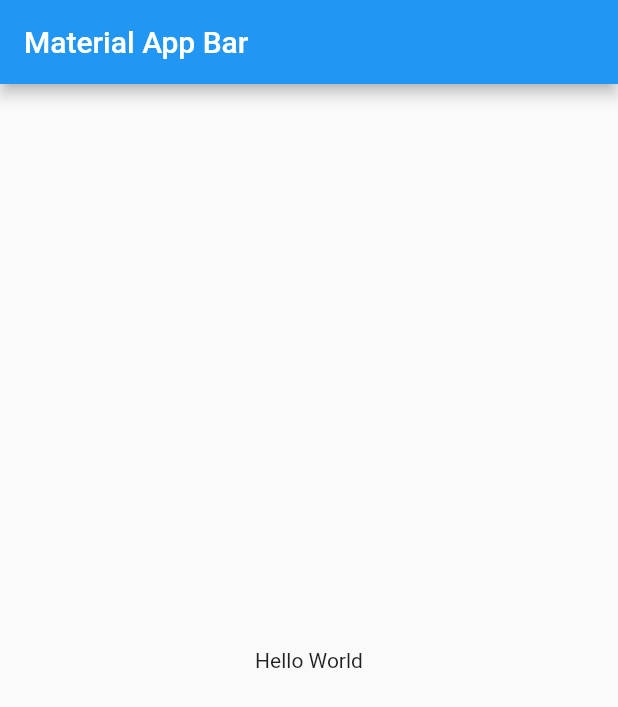
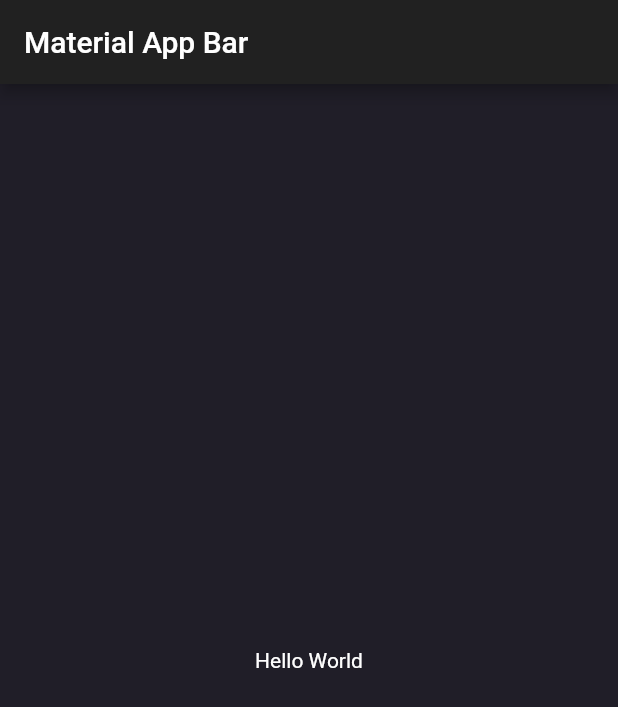
Before and after one commit to IdGalarzaSa/flutter_music_player, a Flutter app: the screen it shows after launch, on a phone screen of 412 x 824 dp. Shown: the top 707 px of the screen. Run offline on Flutter 3.47's test engine with Material 2 defaults, Android fonts, the phone set to English and light mode, and no system bars.

Commit message:
basic theme config

```diff
--- a/lib/main.dart
+++ b/lib/main.dart
@@ -1,4 +1,5 @@
 import 'package:flutter/material.dart';
+import 'package:music_player/src/theme/theme.dart';
 
 void main() => runApp(MyApp());
 
@@ -6,7 +7,8 @@ class MyApp extends StatelessWidget {
   @override
   Widget build(BuildContext context) {
     return MaterialApp(
-      title: 'Material App',
+      title: 'Music player',
+      theme: myTheme,
       home: Scaffold(
         appBar: AppBar(
           title: Text('Material App Bar'),
--- a/lib/src/theme/theme.dart
+++ b/lib/src/theme/theme.dart
@@ -1,10 +1,6 @@
 import 'package:flutter/material.dart';
 
-
-final miTema = ThemeData.dark().copyWith(
-  scaffoldBackgroundColor: Color(0xff201E28),
-  // scaffoldBackgroundColor: Color(0xff40404C),
-  iconTheme: IconThemeData(
-    color: Colors.white.withOpacity(0.3)
-  )
-);
+final myTheme = ThemeData.dark().copyWith(
+    scaffoldBackgroundColor: Color(0xff201E28),
+    // scaffoldBackgroundColor: Color(0xff40404C),
+    iconTheme: IconThemeData(color: Colors.white.withOpacity(0.3)));
```
